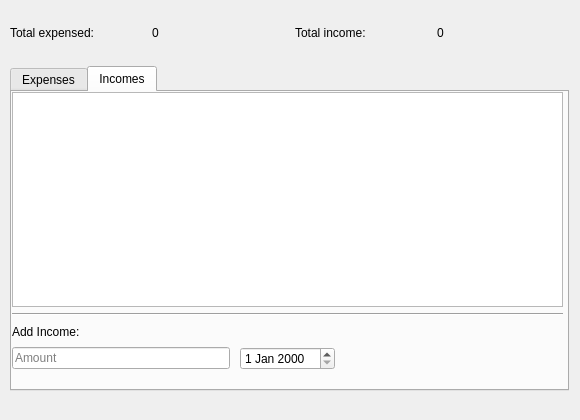
The window that gui/expensesWindow.ui (asaf123098/expensesCalculator) describes before a commit, drawn with Qt 5.
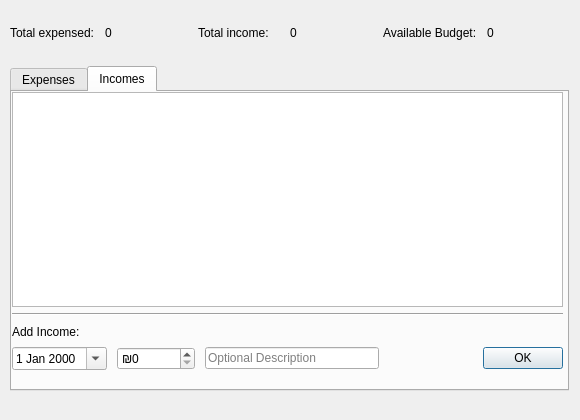
The same window after the commit. The open tabs and pages were chosen to show the change.

Commit message: now can add incomes and expenses and get numbers

What changed in the file:
```diff
--- a/gui/expensesWindow.ui
+++ b/gui/expensesWindow.ui
@@ -73,7 +73,7 @@
         </widget>
        </item>
        <item>
-        <widget class="QLabel" name="label_2">
+        <widget class="QLabel" name="total_expended_label">
          <property name="text">
           <string>0</string>
          </property>
@@ -87,7 +87,21 @@
         </widget>
        </item>
        <item>
-        <widget class="QLabel" name="label_4">
+        <widget class="QLabel" name="total_income_label">
+         <property name="text">
+          <string>0</string>
+         </property>
+        </widget>
+       </item>
+       <item>
+        <widget class="QLabel" name="label_2">
+         <property name="text">
+          <string>Available Budget:</string>
+         </property>
+        </widget>
+       </item>
+       <item>
+        <widget class="QLabel" name="available_budget_label">
          <property name="text">
           <string>0</string>
          </property>
@@ -246,19 +260,33 @@
                <number>3</number>
               </property>
               <item>
-               <widget class="QLineEdit" name="new_income_amount">
+               <widget class="QDateEdit" name="new_income_date">
+                <property name="calendarPopup">
+                 <bool>true</bool>
+                </property>
+               </widget>
+              </item>
+              <item>
+               <widget class="QSpinBox" name="new_income_amount">
+                <property name="prefix">
+                 <string>₪</string>
+                </property>
+                <property name="maximum">
+                 <number>100000</number>
+                </property>
+               </widget>
+              </item>
+              <item>
+               <widget class="QLineEdit" name="income_optional_description">
                 <property name="placeholderText">
-                 <string>Amount</string>
+                 <string>Optional Description</string>
                 </property>
                </widget>
               </item>
-              <item>
-               <widget class="QDateEdit" name="new_income_date"/>
-              </item>
               <item>
                <widget class="QDialogButtonBox" name="new_income_dialog_box">
                 <property name="standardButtons">
-                 <set>QDialogButtonBox::NoButton</set>
+                 <set>QDialogButtonBox::Ok</set>
                 </property>
                </widget>
               </item>
```
Left out of the diff: 5 changed lines with no effect on the pictures. The commit also changes 2 other files.
